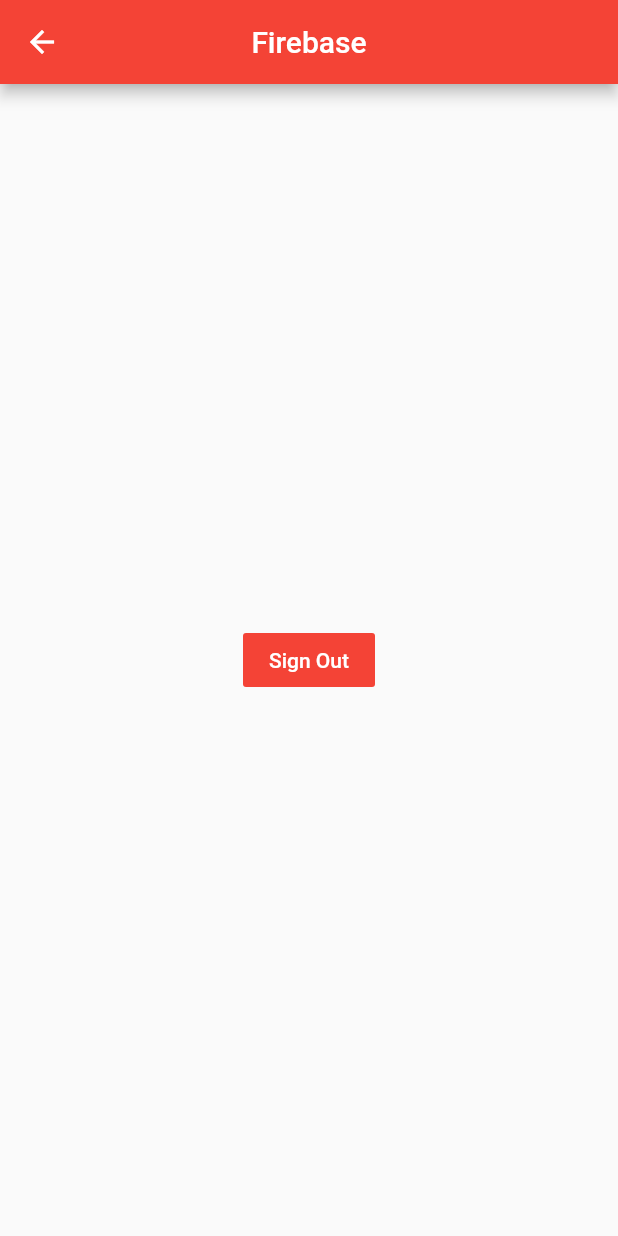
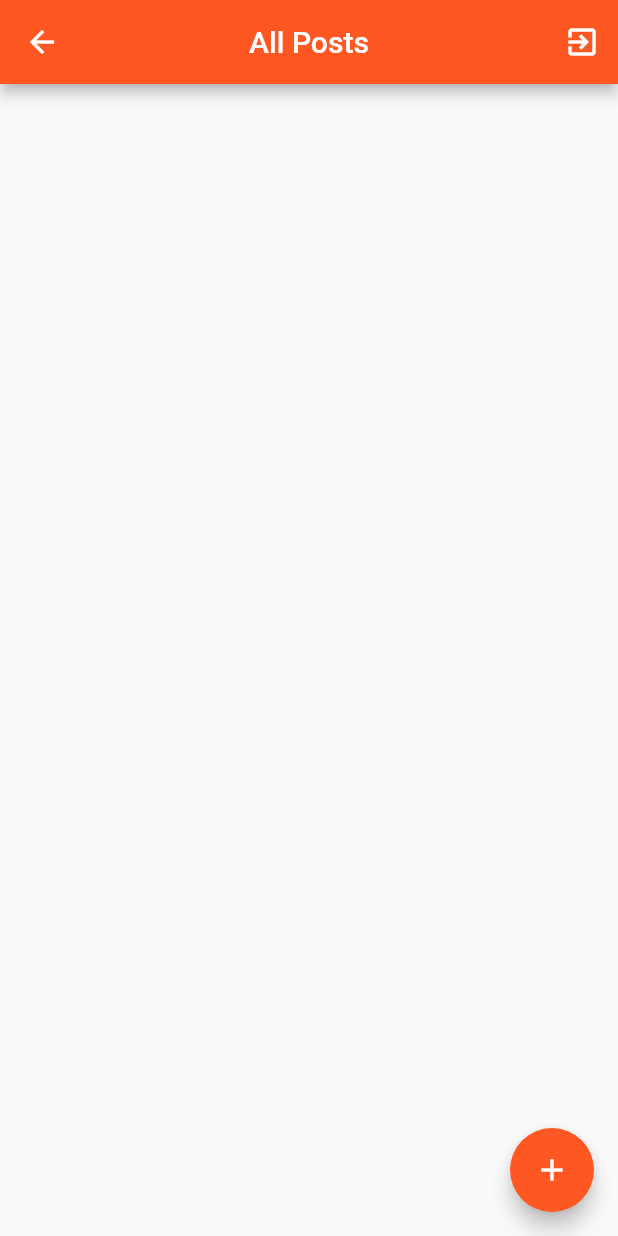
Before and after one commit to Nasibali144/herewego, a Flutter app: the HomePage screen opened by its route, on a phone screen of 412 x 824 dp. Run offline on Flutter 3.47's test engine with Material 2 defaults, Android fonts, the phone set to English and light mode, and no system bars; our stand-ins replace firebase_auth, firebase_database, fluttertoast, shared_preferences; accounts and stored records are empty.

Commit message:
add flutter database

```diff
--- /dev/null
+++ b/lib/models/post_model.dart
@@ -0,0 +1,24 @@
+class Post {
+  String userId;
+  String firstname;
+  String lastname;
+  String content;
+  String date;
+
+  Post(this.userId, this.firstname, this.lastname, this.content, this.date);
+
+  Post.fromJson(Map<String, dynamic> json)
+  : userId = json['userId'],
+    firstname = json['firstname'],
+    lastname = json['lastname'],
+    content = json['content'],
+    date = json['date'];
+
+  Map<String, dynamic> toJson() => {
+    'userId' : userId,
+    'firstname' : firstname,
+    'lastname' : lastname,
+    'content' : content,
+    'date' : date
+  };
+}
--- a/lib/pages/home_page.dart
+++ b/lib/pages/home_page.dart
@@ -1,7 +1,10 @@
 import 'package:flutter/material.dart';
+import 'package:herewego/models/post_model.dart';
+import 'package:herewego/pages/detail_page.dart';
 import 'package:herewego/pages/signin_page.dart';
 import 'package:herewego/services/auth_service.dart';
 import 'package:herewego/services/pref_service.dart';
+import 'package:herewego/services/rtdb_service.dart';
 
 class HomePage extends StatefulWidget {
 
@@ -12,26 +15,85 @@ class HomePage extends StatefulWidget {
 }
 
 class _HomePageState extends State<HomePage> {
+
+  List<Post> items = new List();
+
+  _apiLoadStore() async {
+    var id = await Pref.loadUserId();
+    RTDBService.loadPosts(id).then((posts) => {
+      _respPost(posts)
+    });
+  }
+
+  _respPost(List<Post> posts) {
+    setState(() {
+      items = posts;
+    });
+  }
+
+  Future _openDetailPage() async {
+    Map result = await Navigator.of(context).push(MaterialPageRoute(
+      builder: (BuildContext context) {
+        return new DetailPage();
+      }
+    ));
+
+    if(result != null && result.containsKey('data')) {
+      print(result['data']);
+      _apiLoadStore();
+    }
+  }
+
+  @override
+  void initState() {
+    // TODO: implement initState
+    super.initState();
+    _apiLoadStore();
+  }
+
   @override
   Widget build(BuildContext context) {
     return Scaffold(
       appBar: AppBar(
         centerTitle: true,
-        title: Text('Firebase'),
-        backgroundColor: Colors.red,
+        title: Text('All Posts'),
+        backgroundColor: Colors.deepOrange,
+        actions: [
+          IconButton(
+            icon: Icon(Icons.exit_to_app),
+            onPressed: () {
+              AuthService.signOutUser(context);
+              Navigator.pushReplacementNamed(context, SignInPage.id);
+            },
+          )
+        ],
       ),
-      body: Center(
-        child: FlatButton(
-          textColor: Colors.white,
-          color: Colors.red,
-          child: Text('Sign Out'),
-          onPressed: () {
-            AuthService.signOutUser(context);
-            Pref.removeUserId().then((value) => {
-              Navigator.pushReplacementNamed(context, SignInPage.id)
-            });
-          },
-        ),
+      body: ListView.builder(
+        itemCount: items.length,
+        itemBuilder: (ctx, i) {
+          return _itemOfList(items[i]);
+        },
+      ),
+      floatingActionButton: FloatingActionButton(
+        child: Icon(Icons.add),
+        backgroundColor: Colors.deepOrange,
+        onPressed: _openDetailPage,
+      ),
+    );
+  }
+
+  Widget _itemOfList(Post post) {
+    return Container(
+      padding: EdgeInsets.all(20),
+      child: Column(
+        crossAxisAlignment: CrossAxisAlignment.start,
+        children: [
+          Text(post.firstname + ' ' + post.lastname, style: TextStyle(color: Colors.black, fontSize: 20),),
+          SizedBox(height: 5,),
+          Text(post.date),
+          SizedBox(height: 5,),
+          Text(post.content, style: TextStyle(color: Colors.black, fontSize: 16))
+        ],
       ),
     );
   }
--- /dev/null
+++ b/lib/services/rtdb_service.dart
@@ -0,0 +1,23 @@
+import 'package:firebase_database/firebase_database.dart';
+import 'package:herewego/models/post_model.dart';
+
+class RTDBService {
+  static final _database = FirebaseDatabase.instance.reference();
+
+  static Future<Stream<Event>> storePost(Post post) async {
+    _database.child("posts").push().set(post.toJson());
+    return _database.onChildAdded;
+  }
+
+  static Future<List<Post>> loadPosts(String id) async {
+    List<Post> items = new List();
+    Query _query = _database.reference().child("posts").orderByChild("userId").equalTo(id);
+    var snapshot = await _query.once();
+    var result = snapshot.value.values as Iterable;
+
+    for(var item in result) {
+      items.add(Post.fromJson(Map<String, dynamic>.from(item)));
+    }
+    return items;
+  }
+}
--- a/pubspec.yaml
+++ b/pubspec.yaml
@@ -15,6 +15,7 @@ dependencies:
   firebase_auth: 0.16.0
   shared_preferences: ^0.5.12+4
   fluttertoast: ^7.1.6
+  firebase_database: ^3.1.6
 
 
 dev_dependencies:
```
Also changed, not shown: lib/main.dart (+22 -2 lines), lib/pages/detail_page.dart (added, +97 -0 lines), lib/pages/signup_page.dart (line endings or trailing spaces), pubspec.lock, 2 other files.
